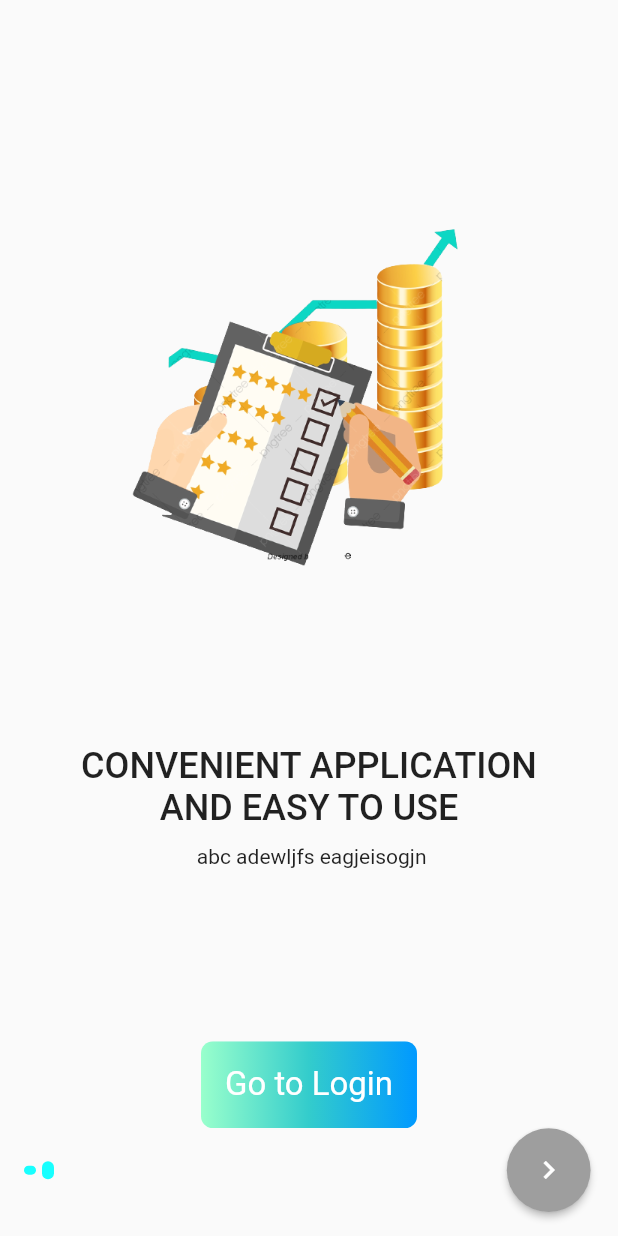
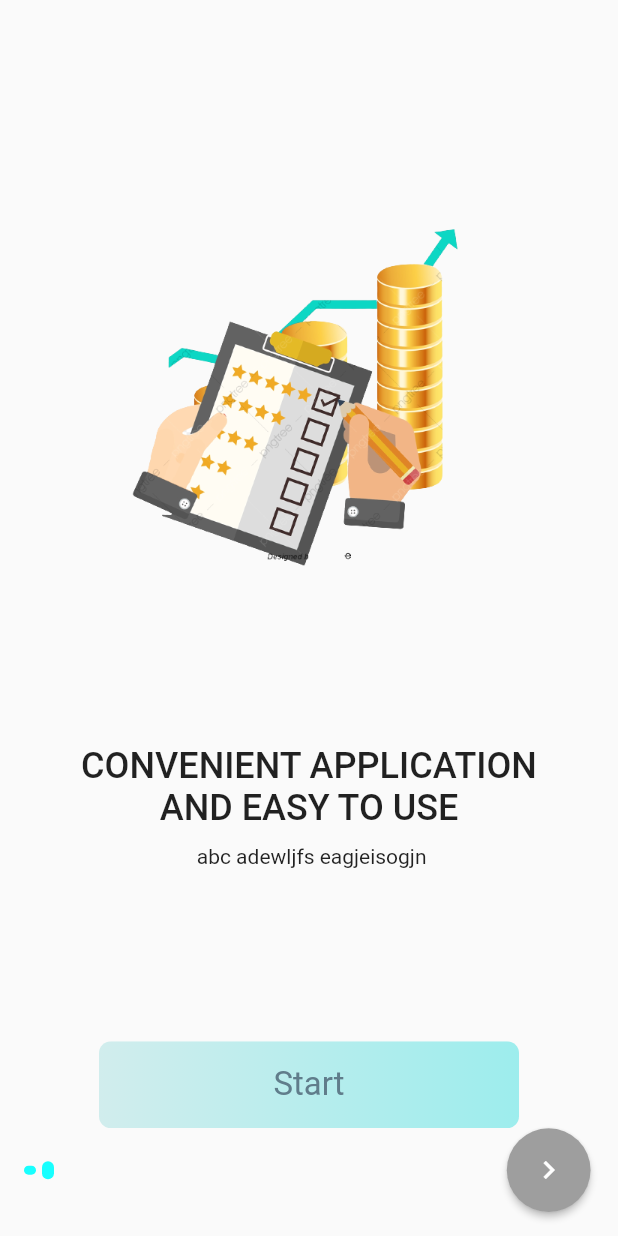
Before and after one commit to vominhnguyet2202/task_app, a Flutter app: the screen it shows after launch, swiped to page 2, on a phone screen of 412 x 824 dp. Run offline on Flutter 3.47's test engine with Material 2 defaults, Android fonts, the phone set to English and light mode, and no system bars; our stand-ins replace equatable, flutter_bloc, google_fonts, hydrated_bloc.

Commit message:
add onboarding

```diff
--- a/lib/feature/screens/onboarding_screen.dart
+++ b/lib/feature/screens/onboarding_screen.dart
@@ -1,7 +1,8 @@
 // ignore_for_file: public_member_api_docs, sort_constructors_first
 import 'package:flutter/material.dart';
 
-import '../../services/sizeconfig.dart';
+
+import '../../services/setting/sizeconfig.dart';
 import '../../widgets/onboard.dart';
 
 class OnboardingScreen extends StatefulWidget {
--- a/lib/feature/screens/complete_task_screen.dart
+++ b/lib/feature/screens/tab_screens/complete_task_screen.dart
@@ -1,8 +1,8 @@
 import 'package:flutter/material.dart';
 
-import '../../commons/blocs_export.dart';
-import '../../entities/models/task_model.dart';
-import '../../widgets/task_list.dart';
+import '../../../commons/blocs_export.dart';
+import '../../../entities/models/task_model.dart';
+import '../../../widgets/task_list.dart';
 
 
 // ignore: must_be_immutable
--- a/lib/feature/screens/favorite_task_screen.dart
+++ b/lib/feature/screens/tab_screens/favorite_task_screen.dart
@@ -1,7 +1,7 @@
 import 'package:flutter/material.dart';
-import '../../commons/blocs_export.dart';
-import '../../entities/models/task_model.dart';
-import '../../widgets/task_list.dart';
+import '../../../commons/blocs_export.dart';
+import '../../../entities/models/task_model.dart';
+import '../../../widgets/task_list.dart';
 
 // ignore: must_be_immutable
 class FavoriteScreen extends StatelessWidget {
--- a/lib/feature/screens/pending_screen.dart
+++ b/lib/feature/screens/tab_screens/pending_screen.dart
@@ -1,7 +1,7 @@
 import 'package:flutter/material.dart';
-import '../../commons/blocs_export.dart';
-import '../../entities/models/task_model.dart';
-import '../../widgets/task_list.dart';
+import '../../../commons/blocs_export.dart';
+import '../../../entities/models/task_model.dart';
+import '../../../widgets/task_list.dart';
 
 // ignore: must_be_immutable
 class PendingScreen extends StatelessWidget {
--- a/lib/feature/screens/tab_screen.dart
+++ b/lib/feature/screens/tab_screens/tab_screen.dart
@@ -1,9 +1,9 @@
 import 'package:flutter/material.dart';
 
-import 'add_task_screen.dart';
+import '../task_screens/add_task_screen.dart';
 import 'complete_task_screen.dart';
 import 'favorite_task_screen.dart';
-import 'my_drawer.dart';
+import '../my_drawer.dart';
 import 'pending_screen.dart';
 
 class TabScreen extends StatefulWidget {
--- a/lib/feature/screens/card_screen.dart
+++ b/lib/feature/screens/task_screens/card_screen.dart
@@ -3,8 +3,8 @@ import 'dart:math';
 import 'package:flutter/material.dart';
 import 'package:intl/intl.dart';
 
-import '../../entities/models/task_model.dart';
-import '../../services/app_style.dart';
+import '../../../entities/models/task_model.dart';
+import '../../../services/setting/app_style.dart';
 
 
 class TaskCardScreen extends StatefulWidget {
--- a/lib/feature/screens/edit_task_screen.dart
+++ b/lib/feature/screens/task_screens/edit_task_screen.dart
@@ -1,8 +1,8 @@
 import 'package:flutter/material.dart';
 
 
-import '../../commons/blocs_export.dart';
-import '../../entities/models/task_model.dart';
+import '../../../commons/blocs_export.dart';
+import '../../../entities/models/task_model.dart';
 
 
 class EditTaskScreen extends StatelessWidget {
--- a/lib/feature/screens/recycle_bin.dart
+++ b/lib/feature/screens/task_screens/recycle_bin.dart
@@ -1,9 +1,9 @@
 import 'package:flutter/material.dart';
 
-import '../../commons/blocs_export.dart';
+import '../../../commons/blocs_export.dart';
 
-import '../../widgets/task_list.dart';
-import 'my_drawer.dart';
+import '../../../widgets/task_list.dart';
+import '../my_drawer.dart';
 
 class RecycleBin extends StatelessWidget {
   const RecycleBin({super.key});
--- a/lib/main.dart
+++ b/lib/main.dart
@@ -1,11 +1,11 @@
 import 'package:flutter/material.dart';
 import 'package:path_provider/path_provider.dart';
 import 'package:task_app/feature/screens/onboarding_screen.dart';
-
-import 'package:task_app/services/app_router.dart';
-import 'package:task_app/services/app_theme.dart';
+import 'package:task_app/services/setting/app_router.dart';
+import 'package:task_app/services/setting/app_theme.dart';
 
 import 'commons/blocs_export.dart';
+
 
 void main() async {
   WidgetsFlutterBinding.ensureInitialized();
--- a/lib/services/app_router.dart
+++ b/lib/services/setting/app_router.dart
@@ -1,9 +1,8 @@
 import 'package:flutter/material.dart';
 
 
-import '../feature/screens/recycle_bin.dart';
-import '../feature/screens/tab_screen.dart';
-
+import '../../feature/screens/tab_screens/tab_screen.dart';
+import '../../feature/screens/task_screens/recycle_bin.dart';
 class AppRouter {
   MaterialPageRoute? onGenerateRouter(RouteSettings settings) {
     switch (settings.name) {
--- a/lib/widgets/onboard.dart
+++ b/lib/widgets/onboard.dart
@@ -1,7 +1,8 @@
 import 'package:flutter/material.dart';
-import 'package:task_app/services/sizeconfig.dart';
+import 'package:task_app/feature/screens/tab_screens/tab_screen.dart';
 
 import '../feature/screens/login_screen.dart';
+import '../services/setting/sizeconfig.dart';
 
 class OnboardingPage extends StatelessWidget {
   const OnboardingPage({
@@ -49,9 +50,8 @@ class OnboardingPage extends StatelessWidget {
                   decoration: const BoxDecoration(
                     gradient: LinearGradient(
                       colors: <Color>[
-                        Color(0xFF99FFCC),
-                        Color(0xFF33CCCC),
-                        Color(0xFF0099FF),
+                        Color(0xffd1eded),
+                        Color(0xff9deded),
                       ],
                     ),
                   ),
@@ -60,16 +60,17 @@ class OnboardingPage extends StatelessWidget {
               TextButton(
                 style: TextButton.styleFrom(
                   padding: const EdgeInsets.all(16.0),
-                  primary: Colors.white,
+                  primary: Colors.blueGrey,
+                  minimumSize: const Size(280, 40),
                   textStyle: TextStyle(fontSize: getsizeWidth(20)),
                 ),
                 onPressed: () {
                   Navigator.push(
                       context,
                       MaterialPageRoute(
-                          builder: (context) => const LoginPage()));
+                          builder: (context) => const TabScreen()));
                 },
-                child: const Text('Go to Login'),
+                child: const Text('Start'),
               ),
             ],
           ),
--- a/lib/widgets/task_title.dart
+++ b/lib/widgets/task_title.dart
@@ -5,8 +5,8 @@ import '../commons/blocs_export.dart';
 import '../entities/models/task_model.dart';
 
 
-import '../feature/screens/card_screen.dart';
-import '../feature/screens/edit_task_screen.dart';
+import '../feature/screens/task_screens/card_screen.dart';
+import '../feature/screens/task_screens/edit_task_screen.dart';
 import 'popup_menu.dart';
 
 class TaskTitle extends StatelessWidget {
```
Also changed, not shown: lib/feature/screens/my_drawer.dart (+4 -3 lines), lib/feature/screens/task_screens/add_task_screen.dart (renamed from lib/feature/screens/add_task_screen.dart, +4 -3 lines), lib/services/setting/app_style.dart (renamed from lib/services/app_style.dart), lib/services/setting/app_theme.dart (renamed from lib/services/app_theme.dart), lib/services/setting/guid_gen.dart (renamed from lib/services/guid_gen.dart), lib/services/setting/sizeconfig.dart (renamed from lib/services/sizeconfig.dart), 1 other file.
